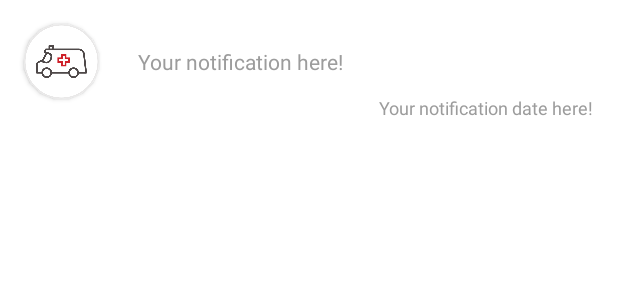
After one commit to Huseynbaba01/MEDICALL, an Android app: the layout recycler_notification.xml on its own in the app's theme, with its tools: preview values and no code run, on a phone screen of 412 x 824 dp. The commit adds this screen. Shown: the top 300 px of the screen. Run offline under Robolectric (Android 15) with nearby library versions, the phone set to English and light mode, and no system bars.

Commit message:
[med_19] Notification section

```diff
--- a/app/build.gradle
+++ b/app/build.gradle
@@ -95,4 +95,7 @@ dependencies {
     //Additional libraries
     implementation "com.airbnb.android:lottie:3.4.0" //LottieAnimationView
 
+    //DialogFragment libraries
+    implementation "androidx.com.android.support:design:28.0.0"
+
 }
--- a/app/src/main/res/layout/fragment_application.xml
+++ b/app/src/main/res/layout/fragment_application.xml
@@ -17,11 +17,11 @@
     <com.google.android.material.floatingactionbutton.FloatingActionButton
         android:id="@+id/fab_notifications"
         android:layout_width="wrap_content"
-        app:borderWidth="0dp"
         android:layout_height="wrap_content"
         android:layout_alignParentEnd="true"
         android:backgroundTint="@color/white"
         android:src="@drawable/bell_light"
+        app:borderWidth="0dp"
         app:tint="@null"
         app:useCompatPadding="true" />
 
--- /dev/null
+++ b/app/src/main/res/layout/recycler_notification.xml
@@ -0,0 +1,50 @@
+<?xml version="1.0" encoding="utf-8"?>
+<RelativeLayout xmlns:android="http://schemas.android.com/apk/res/android"
+    android:layout_width="match_parent"
+    android:layout_height="82dp"
+    xmlns:app="http://schemas.android.com/apk/res-auto">
+
+
+    <androidx.cardview.widget.CardView
+        android:layout_width="wrap_content"
+        android:layout_height="wrap_content"
+        android:elevation="12dp"
+        android:id="@+id/cardCircle"
+        app:cardCornerRadius="40dp"
+        android:innerRadius="0dp"
+        android:layout_alignParentStart="true"
+        android:shape="ring"
+        android:layout_margin="16dp"
+        android:thicknessRatio="1.9">
+        <ImageView
+            android:layout_height="50dp"
+            android:layout_width="50dp"
+            android:id="@+id/viewCircle"
+            android:src="@drawable/ambulance_example"/>
+    </androidx.cardview.widget.CardView>
+
+    <TextView
+        android:layout_width="wrap_content"
+        android:layout_height="wrap_content"
+        android:layout_centerVertical="true"
+        android:layout_marginLeft="10dp"
+        android:layout_toRightOf="@+id/cardCircle"
+        android:text="Your notification here!"
+        android:id="@+id/mainText"
+        android:textColor="#9C9C9C"
+        android:textSize="14sp" />
+
+    <TextView
+        android:layout_width="wrap_content"
+        android:layout_height="wrap_content"
+        android:id="@+id/date"
+        android:text="Your notification date here!"
+        android:textSize="12sp"
+        android:textColor="#9C9C9C"
+        android:layout_alignParentEnd="true"
+        android:layout_alignParentBottom="true"
+        android:layout_marginRight="16dp"
+        android:layout_marginBottom="2dp"/>
+
+
+</RelativeLayout>
--- a/app/src/main/res/values/strings.xml
+++ b/app/src/main/res/values/strings.xml
@@ -8,5 +8,9 @@
     <string name="title_first_aid">İlk yardım</string>
     <string name="title_approximate_reaching_date">Təxmini gəlmə müddəti</string>
     <string name="title_minute"> dəq</string>
+    <!-- TODO: Remove or change this placeholder text -->
+    <string name="hello_blank_fragment">Hello blank fragment</string>
+
+    <string name="deleting_message">Bildirişləri silmək istədiyinizdən əminsinizmi?</string>
 
 </resources>
```
Also changed, not shown: app/src/main/java/com/creativeprojects/medicall/ui/adapter/RecycNotificationAdapter.java (added, +57 -0 lines), app/src/main/java/com/creativeprojects/medicall/ui/dialog/DeleteMessageDialog.kt (added, +54 -0 lines), app/src/main/java/com/creativeprojects/medicall/ui/fragment/ApplicationFragment.kt (+12 -0 lines), app/src/main/java/com/creativeprojects/medicall/ui/fragment/NotificationFragment.kt (added, +73 -0 lines), app/src/main/res/drawable/done_image.xml (added, +10 -0 lines), app/src/main/res/layout/deletemessage_dialog.xml (added, +81 -0 lines), app/src/main/res/layout/fragment_notification.xml (added, +60 -0 lines), app/src/main/res/navigation/main_nav_graph.xml (+10 -1 lines), app/src/main/res/drawable-hdpi/x_image.png (added), app/src/main/res/drawable/ambulance_example.png (added), app/src/main/res/drawable/mark_as_read_blue.png (added), app/src/main/res/drawable/mark_as_read_gray.png (added), app/src/main/res/drawable/trash.png (added).
